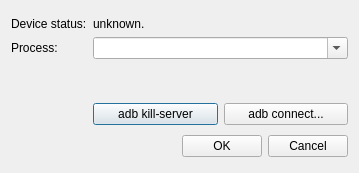
Qt form src/DGLGui/ui/dglconnectandroid.ui (scygan/debugler) before a commit.
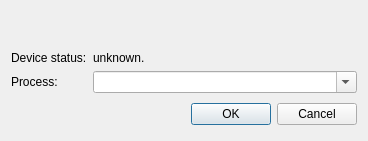
The same form after that commit. Custom widgets are drawn as their Qt base class.

What changed in the file:
```diff
--- a/src/DGLGui/ui/dglconnectandroid.ui
+++ b/src/DGLGui/ui/dglconnectandroid.ui
@@ -9,8 +9,8 @@
    <rect>
     <x>0</x>
     <y>0</y>
-    <width>359</width>
-    <height>173</height>
+    <width>368</width>
+    <height>141</height>
    </rect>
   </property>
   <property name="windowTitle">
@@ -53,37 +53,6 @@
        </property>
       </widget>
      </item>
-     <item row="4" column="0">
-      <spacer name="verticalSpacer">
-       <property name="orientation">
-        <enum>Qt::Vertical</enum>
-       </property>
-       <property name="sizeHint" stdset="0">
-        <size>
-         <width>20</width>
-         <height>40</height>
-        </size>
-       </property>
-      </spacer>
-     </item>
-     <item row="5" column="1">
-      <layout class="QHBoxLayout" name="horizontalLayout">
-       <item>
-        <widget class="QPushButton" name="pushButton_2">
-         <property name="text">
-          <string>adb kill-server</string>
-         </property>
-        </widget>
-       </item>
-       <item>
-        <widget class="QPushButton" name="pushButton">
-         <property name="text">
-          <string>adb connect...</string>
-         </property>
-        </widget>
-       </item>
-      </layout>
-     </item>
     </layout>
    </item>
    <item>
```
Left out of the diff: 32 changed lines with no effect on the pictures.
